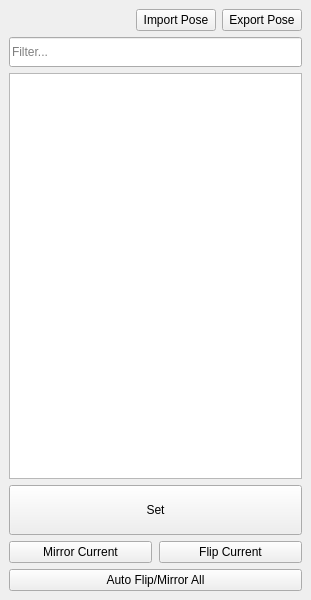
Qt form gameFace/ui/designer/sdk.ui (DDDonzy/d_maya) before a commit.
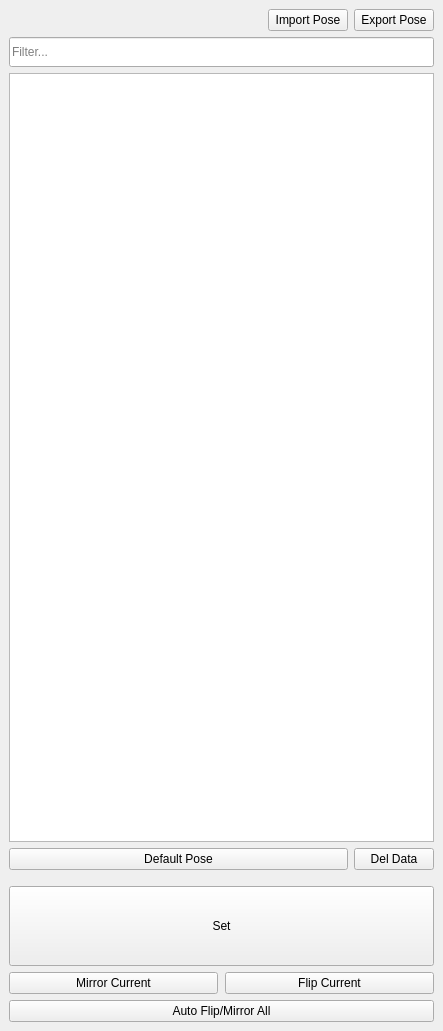
The same form after that commit.

What changed in the file:
```diff
--- a/gameFace/ui/designer/sdk.ui
+++ b/gameFace/ui/designer/sdk.ui
@@ -6,8 +6,8 @@
    <rect>
     <x>0</x>
     <y>0</y>
-    <width>311</width>
-    <height>600</height>
+    <width>443</width>
+    <height>1031</height>
    </rect>
   </property>
   <property name="minimumSize">
@@ -101,14 +101,84 @@
     <item>
      <widget class="QListWidget" name="listWidget"/>
     </item>
+    <item>
+     <layout class="QHBoxLayout" name="horizontalLayout_2">
+      <item>
+       <widget class="QPushButton" name="bt_defaultPose">
+        <property name="minimumSize">
+         <size>
+          <width>0</width>
+          <height>0</height>
+         </size>
+        </property>
+        <property name="maximumSize">
+         <size>
+          <width>16777215</width>
+          <height>25</height>
+         </size>
+        </property>
+        <property name="text">
+         <string>Default Pose</string>
+        </property>
+       </widget>
+      </item>
+      <item>
+       <widget class="QPushButton" name="bt_delPoseData">
+        <property name="minimumSize">
+         <size>
+          <width>0</width>
+          <height>0</height>
+         </size>
+        </property>
+        <property name="maximumSize">
+         <size>
+          <width>80</width>
+          <height>25</height>
+         </size>
+        </property>
+        <property name="text">
+         <string>Del Data</string>
+        </property>
+        <property name="autoDefault">
+         <bool>false</bool>
+        </property>
+        <property name="default">
+         <bool>false</bool>
+        </property>
+        <property name="flat">
+         <bool>false</bool>
+        </property>
+       </widget>
+      </item>
+     </layout>
+    </item>
+    <item>
+     <spacer name="verticalSpacer">
+      <property name="orientation">
+       <enum>Qt::Vertical</enum>
+      </property>
+      <property name="sizeType">
+       <enum>QSizePolicy::Fixed</enum>
+      </property>
+      <property name="sizeHint" stdset="0">
+       <size>
+        <width>20</width>
+        <height>10</height>
+       </size>
+      </property>
+     </spacer>
+    </item>
     <item>
      <widget class="QPushButton" name="bt_set">
       <property name="minimumSize">
        <size>
         <width>0</width>
-        <height>50</height>
+        <height>80</height>
        </size>
       </property>
+      <property name="styleSheet">
+       <string notr="true"/>
+      </property>
       <property name="text">
        <string>Set</string>
       </property>
```
